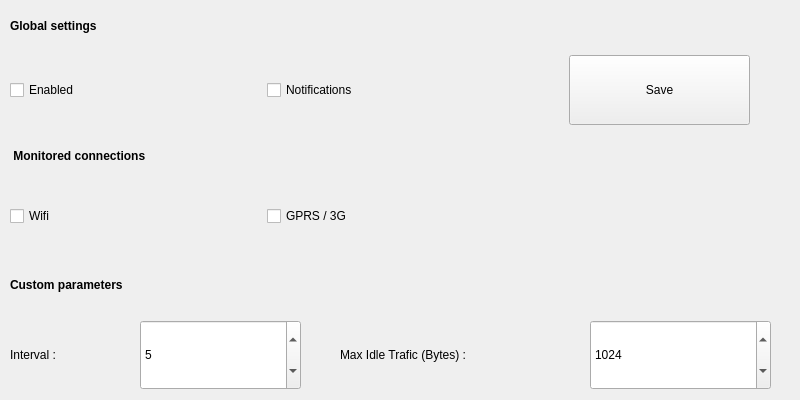
The window that src/uis/mainwindow.ui (abrisse/AutoDisconnect) describes before a commit, drawn with Qt 5.
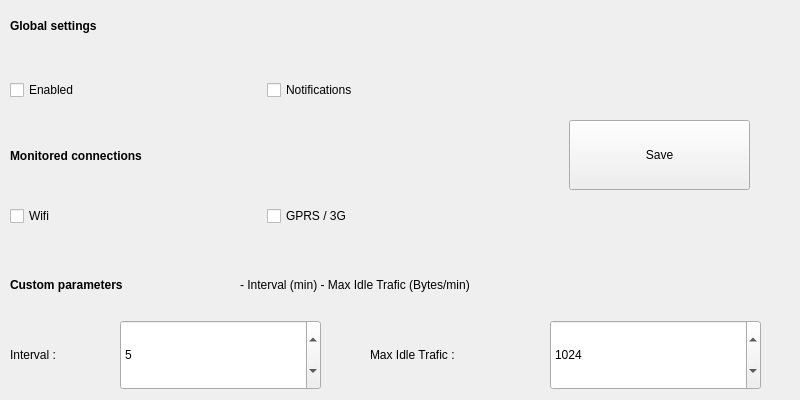
The same window after the commit.

Diff of the .ui file:
```diff
--- a/src/uis/mainwindow.ui
+++ b/src/uis/mainwindow.ui
@@ -45,14 +45,14 @@
      <locale language="English" country="UnitedStates"/>
     </property>
     <property name="text">
-     <string> Monitored connections</string>
+     <string>Monitored connections</string>
     </property>
    </widget>
    <widget class="QPushButton" name="btnSave">
     <property name="geometry">
      <rect>
       <x>569</x>
-      <y>55</y>
+      <y>120</y>
       <width>181</width>
       <height>70</height>
      </rect>
@@ -107,7 +107,7 @@
      <rect>
       <x>10</x>
       <y>250</y>
-      <width>600</width>
+      <width>231</width>
       <height>70</height>
      </rect>
     </property>
@@ -133,9 +133,9 @@
    <widget class="QSpinBox" name="spinInterval">
     <property name="geometry">
      <rect>
-      <x>140</x>
+      <x>120</x>
       <y>320</y>
-      <width>161</width>
+      <width>201</width>
       <height>70</height>
      </rect>
     </property>
@@ -160,7 +160,7 @@
      <rect>
       <x>10</x>
       <y>320</y>
-      <width>120</width>
+      <width>141</width>
       <height>70</height>
      </rect>
     </property>
@@ -171,22 +171,22 @@
    <widget class="QLabel" name="label_5">
     <property name="geometry">
      <rect>
-      <x>340</x>
+      <x>370</x>
       <y>320</y>
-      <width>241</width>
+      <width>181</width>
       <height>70</height>
      </rect>
     </property>
     <property name="text">
-     <string>Max Idle Trafic (Bytes) :</string>
+     <string>Max Idle Trafic :</string>
     </property>
    </widget>
    <widget class="QSpinBox" name="spinMinBytes">
     <property name="geometry">
      <rect>
-      <x>590</x>
+      <x>550</x>
       <y>320</y>
-      <width>181</width>
+      <width>211</width>
       <height>70</height>
      </rect>
     </property>
@@ -203,7 +203,7 @@
      <number>0</number>
     </property>
     <property name="maximum">
-     <number>1024000</number>
+     <number>99999</number>
     </property>
     <property name="singleStep">
      <number>10</number>
@@ -296,6 +296,19 @@
      </item>
     </layout>
    </widget>
+   <widget class="QLabel" name="label">
+    <property name="geometry">
+     <rect>
+      <x>240</x>
+      <y>250</y>
+      <width>511</width>
+      <height>70</height>
+     </rect>
+    </property>
+    <property name="text">
+     <string>- Interval (min) - Max Idle Trafic (Bytes/min)</string>
+    </property>
+   </widget>
   </widget>
  </widget>
  <resources/>
```
